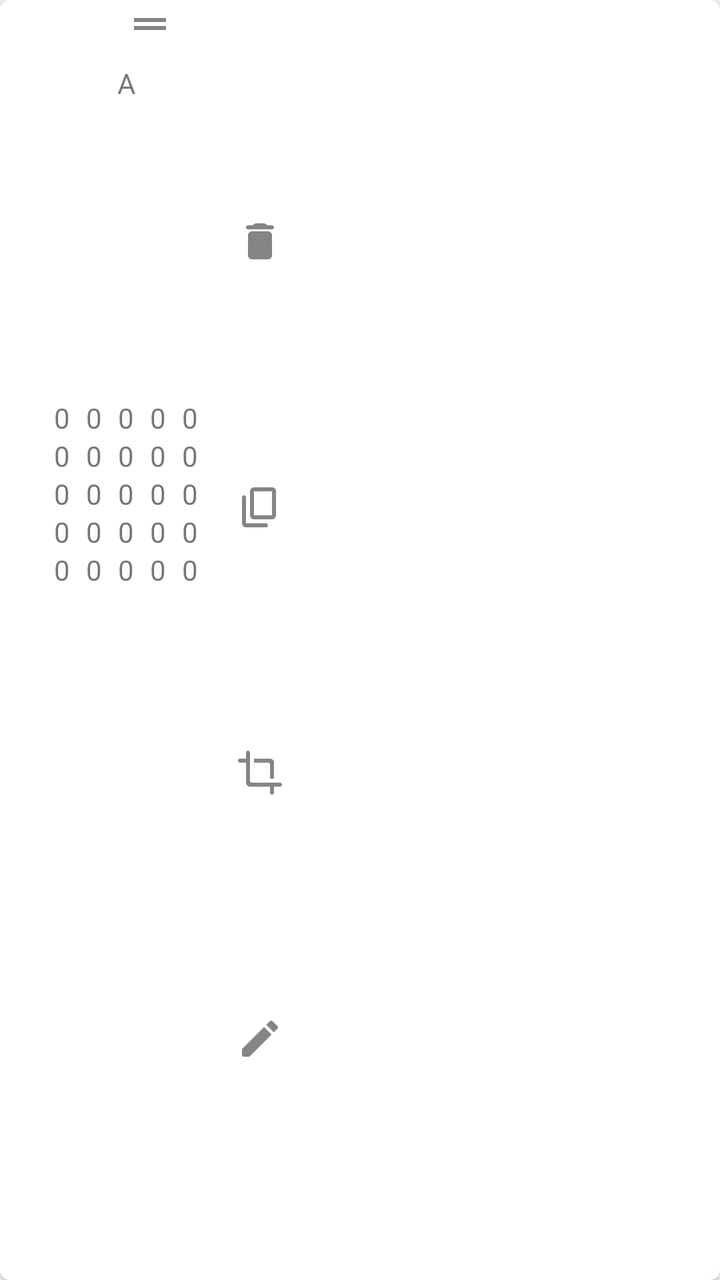
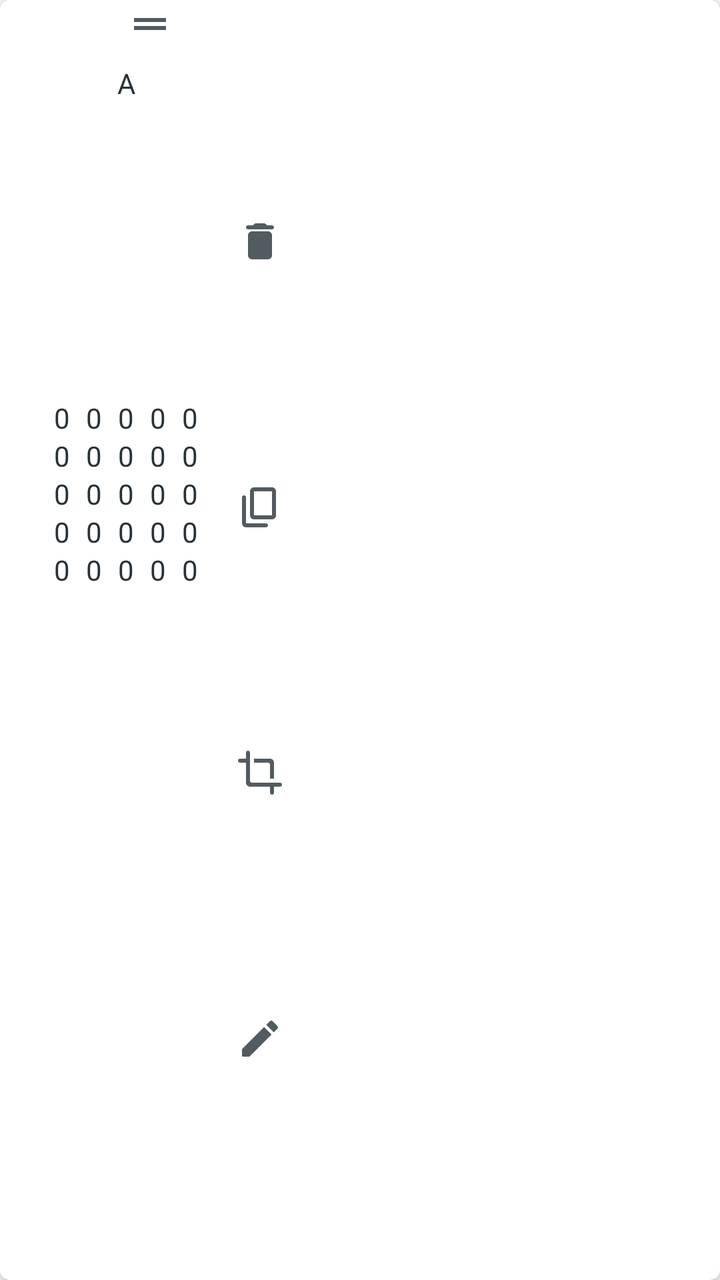

Two renders of the same Android screen: before a commit and after it. Below are the layout's source before the change and the commit's diff.
<!-- AndroidManifest.xml: application theme Theme.Matscape -->
<!-- res/layout/item_matrix_card.xml -->
<?xml version="1.0" encoding="utf-8"?>
<androidx.cardview.widget.CardView xmlns:android="http://schemas.android.com/apk/res/android"
    xmlns:app="http://schemas.android.com/apk/res-auto"
    xmlns:tools="http://schemas.android.com/tools"
    android:id="@+id/matrixCard"
    android:layout_width="wrap_content"
    android:layout_height="200dp"
    android:layout_margin="16dp"
    android:clickable="true"
    android:focusable="true"
    android:foreground="?attr/selectableItemBackgroundBorderless"
    app:cardCornerRadius="5dp"
    app:cardElevation="5dp">

    

    <androidx.constraintlayout.widget.ConstraintLayout
        android:layout_width="wrap_content"
        android:layout_height="match_parent"
        android:background="@color/mat_card_bg_color"
        android:minWidth="150dp">

        <ImageView
            android:id="@+id/MatrixCardDragButton"
            android:layout_width="wrap_content"
            android:layout_height="wrap_content"
            android:contentDescription="@null"
            android:src="@drawable/ic_mat_card_drag"
            app:layout_constraintEnd_toEndOf="parent"
            app:layout_constraintStart_toStartOf="parent"
            app:layout_constraintTop_toTopOf="parent" />

        <TextView
            android:id="@+id/MatrixName"
            android:layout_width="wrap_content"
            android:layout_height="wrap_content"
            android:layout_marginTop="8dp"
            android:text="@string/placeholder_matrix_name"
            app:layout_constraintEnd_toStartOf="@+id/guideline2"
            app:layout_constraintStart_toStartOf="@+id/guideline1"
            app:layout_constraintTop_toBottomOf="@+id/MatrixCardDragButton" />

        <androidx.constraintlayout.widget.Guideline
            android:id="@+id/guideline1"
            android:layout_width="wrap_content"
            android:layout_height="wrap_content"
            android:orientation="vertical"
            app:layout_constraintGuide_begin="12dp" />

        <LinearLayout
            android:layout_width="wrap_content"
            android:layout_height="wrap_content"
            android:orientation="horizontal"
            app:layout_constraintBottom_toBottomOf="parent"
            app:layout_constraintEnd_toStartOf="@+id/guideline2"
            app:layout_constraintStart_toStartOf="@+id/guideline1"
            app:layout_constraintTop_toBottomOf="@+id/MatrixName"
            app:layout_constraintVertical_bias="0.3">

            <LinearLayout
                android:id="@+id/linearLayout1"
                style="@style/MatrixCardsLinearLayouts">

                <TextView
                    android:id="@+id/MatrixCardTextView11"
                    style="@style/MatrixCardsMatrixText" />

                <TextView
                    android:id="@+id/MatrixCardTextView21"
                    style="@style/MatrixCardsMatrixText" />

                <TextView
                    android:id="@+id/MatrixCardTextView31"
                    style="@style/MatrixCardsMatrixText" />

                <TextView
                    android:id="@+id/MatrixCardTextView41"
                    style="@style/MatrixCardsMatrixText" />

                <TextView
                    android:id="@+id/MatrixCardTextView51"
                    style="@style/MatrixCardsMatrixText" />

            </LinearLayout>

            <LinearLayout
                android:id="@+id/linearLayout2"
                style="@style/MatrixCardsLinearLayouts">

                <TextView
                    android:id="@+id/MatrixCardTextView12"
                    style="@style/MatrixCardsMatrixText" />

                <TextView
                    android:id="@+id/MatrixCardTextView22"
                    style="@style/MatrixCardsMatrixText" />

                <TextView
                    android:id="@+id/MatrixCardTextView32"
                    style="@style/MatrixCardsMatrixText" />

                <TextView
                    android:id="@+id/MatrixCardTextView42"
                    style="@style/MatrixCardsMatrixText" />

                <TextView
                    android:id="@+id/MatrixCardTextView52"
                    style="@style/MatrixCardsMatrixText" />

            </LinearLayout>

            <LinearLayout
                android:id="@+id/linearLayout3"
                style="@style/MatrixCardsLinearLayouts">

                <TextView
                    android:id="@+id/MatrixCardTextView13"
                    style="@style/MatrixCardsMatrixText" />

                <TextView
                    android:id="@+id/MatrixCardTextView23"
                    style="@style/MatrixCardsMatrixText" />

                <TextView
                    android:id="@+id/MatrixCardTextView33"
                    style="@style/MatrixCardsMatrixText" />

                <TextView
                    android:id="@+id/MatrixCardTextView43"
                    style="@style/MatrixCardsMatrixText" />

                <TextView
                    android:id="@+id/MatrixCardTextView53"
                    style="@style/MatrixCardsMatrixText" />

            </LinearLayout>

            <LinearLayout
                android:id="@+id/linearLayout4"
                style="@style/MatrixCardsLinearLayouts">

                <TextView
                    android:id="@+id/MatrixCardTextView14"
                    style="@style/MatrixCardsMatrixText" />

                <TextView
                    android:id="@+id/MatrixCardTextView24"
                    style="@style/MatrixCardsMatrixText" />

                <TextView
                    android:id="@+id/MatrixCardTextView34"
                    style="@style/MatrixCardsMatrixText" />

                <TextView
                    android:id="@+id/MatrixCardTextView44"
                    style="@style/MatrixCardsMatrixText" />

                <TextView
                    android:id="@+id/MatrixCardTextView54"
                    style="@style/MatrixCardsMatrixText" />

            </LinearLayout>

            <LinearLayout
                android:id="@+id/linearLayout5"
                style="@style/MatrixCardsLinearLayouts">

                <TextView
                    android:id="@+id/MatrixCardTextView15"
                    style="@style/MatrixCardsMatrixText" />

                <TextView
                    android:id="@+id/MatrixCardTextView25"
                    style="@style/MatrixCardsMatrixText" />

                <TextView
                    android:id="@+id/MatrixCardTextView35"
                    style="@style/MatrixCardsMatrixText" />

                <TextView
                    android:id="@+id/MatrixCardTextView45"
                    style="@style/MatrixCardsMatrixText" />

                <TextView
                    android:id="@+id/MatrixCardTextView55"
                    style="@style/MatrixCardsMatrixText" />

            </LinearLayout>
        </LinearLayout>


        <androidx.constraintlayout.widget.Guideline
            android:id="@+id/guideline2"
            android:layout_width="wrap_content"
            android:layout_height="wrap_content"
            android:orientation="vertical"
            app:layout_constraintGuide_end="36dp" />


        <ImageView
            android:id="@+id/DeleteMatrixButton"
            style="@style/MatrixCardsIcons"
            android:contentDescription="@string/desc_delete_matrix"
            android:src="@drawable/ic_mat_card_delete"
            app:layout_constraintBottom_toTopOf="@+id/CopyMatrixButton"
            app:layout_constraintEnd_toEndOf="parent"
            app:layout_constraintTop_toTopOf="parent"
            tools:ignore="TouchTargetSizeCheck" />

        <ImageView
            android:id="@+id/CopyMatrixButton"
            style="@style/MatrixCardsIcons"
            android:contentDescription="@string/desc_copy_matrix"
            android:src="@drawable/ic_mat_card_copy"
            app:layout_constraintBottom_toTopOf="@+id/SubMatrixButton"
            app:layout_constraintEnd_toEndOf="parent"
            app:layout_constraintTop_toBottomOf="@+id/DeleteMatrixButton"
            tools:ignore="TouchTargetSizeCheck" />

        <ImageView
            android:id="@+id/SubMatrixButton"
            style="@style/MatrixCardsIcons"
            android:contentDescription="@string/desc_sub_matrix"
            android:src="@drawable/ic_mat_card_sub_matrix"
            app:layout_constraintBottom_toTopOf="@+id/EditMatrixButton"
            app:layout_constraintEnd_toEndOf="parent"
            app:layout_constraintTop_toBottomOf="@+id/CopyMatrixButton"
            tools:ignore="TouchTargetSizeCheck" />

        <ImageView
            android:id="@+id/EditMatrixButton"
            style="@style/MatrixCardsIcons"
            android:contentDescription="@string/desc_edit_matrix"
            android:src="@drawable/ic_mat_card_edit"
            app:layout_constraintBottom_toBottomOf="parent"
            app:layout_constraintEnd_toEndOf="parent"
            app:layout_constraintTop_toBottomOf="@+id/SubMatrixButton"
            tools:ignore="TouchTargetSizeCheck" />

    </androidx.constraintlayout.widget.ConstraintLayout>

</androidx.cardview.widget.CardView>
<!-- resources referenced by this layout -->
<resources>
  <color name="mat_card_bg_color">#FFFFFF</color>
  <!-- drawable ic_mat_card_copy (drawable) -->
  <vector android:alpha="0.8" android:height="24dp"
      android:tint="?attr/colorControlNormal" android:viewportHeight="24"
      android:viewportWidth="24" android:width="24dp" xmlns:android="http://schemas.android.com/apk/res/android">
      <path android:fillColor="@android:color/white" android:pathData="M15,20H5V7c0,-0.55 -0.45,-1 -1,-1h0C3.45,6 3,6.45 3,7v13c0,1.1 0.9,2 2,2h10c0.55,0 1,-0.45 1,-1v0C16,20.45 15.55,20 15,20zM20,16V4c0,-1.1 -0.9,-2 -2,-2H9C7.9,2 7,2.9 7,4v12c0,1.1 0.9,2 2,2h9C19.1,18 20,17.1 20,16zM18,16H9V4h9V16z"/>
  </vector>
  <!-- drawable ic_mat_card_drag (drawable) -->
  <vector android:alpha="0.8" android:height="24dp"
      android:tint="?attr/colorControlNormal" android:viewportHeight="24"
      android:viewportWidth="24" android:width="24dp" xmlns:android="http://schemas.android.com/apk/res/android">
      <path android:fillColor="@android:color/white" android:pathData="M20,9H4v2h16V9zM4,15h16v-2H4V15z"/>
  </vector>
  <string name="desc_copy_matrix">Copy matrix</string>
  <string name="desc_delete_matrix">Delete matrix</string>
  <string name="desc_edit_matrix">Edit matrix</string>
  <string name="desc_sub_matrix">Create Sub matrix</string>
  <string name="placeholder_matrix_name" translatable="false">A</string>
  <style name="MatrixCardsIcons">
          <item name="android:layout_width">wrap_content</item>
          <item name="android:layout_height">wrap_content</item>
          <item name="android:layout_marginEnd">8dp</item>
          <item name="android:background">?attr/selectableItemBackgroundBorderless</item>
          <item name="android:clickable">true</item>
          <item name="android:focusable">true</item>
      </style>
  
      //for matrix card LinearLayouts
  <style name="MatrixCardsLinearLayouts">
          <item name="android:layout_width">wrap_content</item>
          <item name="android:layout_height">wrap_content</item>
          <item name="android:orientation">vertical</item>
          <item name="android:gravity">center</item>
      </style>
  
      //for matrix card text
  <style name="MatrixCardsMatrixText">
          <item name="android:layout_width">wrap_content</item>
          <item name="android:layout_height">wrap_content</item>
          <item name="android:text">@string/placeholder_matrix_text</item>
          <item name="android:layout_marginStart">4dp</item>
          <item name="android:layout_marginEnd">4dp</item>
          <item name="android:textSize">14sp</item>
      </style>
  
      //for ChangeMatrix Matrix Fields linear layouts
  <style name="Theme.Matscape" parent="Theme.MaterialComponents.DayNight.NoActionBar">
          
          <item name="colorPrimary">@color/blue_black</item>
          <item name="colorPrimaryVariant">@color/light_blue_black</item>
          <item name="colorOnPrimary">@color/white</item>
          
          <item name="colorSecondary">@color/blue_black</item>
          <item name="colorSecondaryVariant">@color/light_blue_black</item>
          <item name="colorOnSecondary">@color/black</item>
          
          <item name="android:statusBarColor" tools:targetApi="l">?attr/colorPrimary</item>
          
      </style>
  <string name="placeholder_matrix_text" translatable="false">0</string>
  <color name="blue_black">#263238</color>
  <color name="light_blue_black">#627077</color>
  <color name="white">#FFFFFFFF</color>
  <color name="black">#FF000000</color>
  <!-- unchanged entries left out for length: 3 -->
</resources>

<!-- the commit's change to res/layout/item_matrix_card.xml (unified diff, before → after) -->
@@ -28,7 +28,8 @@
             android:src="@drawable/ic_mat_card_drag"
             app:layout_constraintEnd_toEndOf="parent"
             app:layout_constraintStart_toStartOf="parent"
-            app:layout_constraintTop_toTopOf="parent" />
+            app:layout_constraintTop_toTopOf="parent"
+            app:tint="@color/icon_color"/>
 
         <TextView
             android:id="@+id/MatrixName"
@@ -205,7 +206,8 @@
             app:layout_constraintBottom_toTopOf="@+id/CopyMatrixButton"
             app:layout_constraintEnd_toEndOf="parent"
             app:layout_constraintTop_toTopOf="parent"
-            tools:ignore="TouchTargetSizeCheck" />
+            tools:ignore="TouchTargetSizeCheck"
+            app:tint="@color/icon_color" />
 
         <ImageView
             android:id="@+id/CopyMatrixButton"
@@ -215,7 +217,8 @@
             app:layout_constraintBottom_toTopOf="@+id/SubMatrixButton"
             app:layout_constraintEnd_toEndOf="parent"
             app:layout_constraintTop_toBottomOf="@+id/DeleteMatrixButton"
-            tools:ignore="TouchTargetSizeCheck" />
+            tools:ignore="TouchTargetSizeCheck"
+            app:tint="@color/icon_color"/>
 
         <ImageView
             android:id="@+id/SubMatrixButton"
@@ -225,7 +228,8 @@
             app:layout_constraintBottom_toTopOf="@+id/EditMatrixButton"
             app:layout_constraintEnd_toEndOf="parent"
             app:layout_constraintTop_toBottomOf="@+id/CopyMatrixButton"
-            tools:ignore="TouchTargetSizeCheck" />
+            tools:ignore="TouchTargetSizeCheck"
+            app:tint="@color/icon_color"/>
 
         <ImageView
             android:id="@+id/EditMatrixButton"
@@ -235,7 +239,8 @@
             app:layout_constraintBottom_toBottomOf="parent"
             app:layout_constraintEnd_toEndOf="parent"
             app:layout_constraintTop_toBottomOf="@+id/SubMatrixButton"
-            tools:ignore="TouchTargetSizeCheck" />
+            tools:ignore="TouchTargetSizeCheck"
+            app:tint="@color/icon_color"/>
 
     </androidx.constraintlayout.widget.ConstraintLayout>
 
<!-- resource entries referenced after the edit -->
@@ -1,5 +1,6 @@
 <!-- resources referenced by this layout -->
 <resources>
+  <color name="icon_color">#263238</color>
   <color name="mat_card_bg_color">#FFFFFF</color>
   <!-- drawable ic_mat_card_copy (drawable) -->
   <vector android:alpha="0.8" android:height="24dp"
@@ -58,6 +59,7 @@
           
           <item name="android:statusBarColor" tools:targetApi="l">?attr/colorPrimary</item>
           
+          <item name="android:textColor">@color/blue_black</item>
       </style>
   <string name="placeholder_matrix_text" translatable="false">0</string>
   <color name="blue_black">#263238</color>
